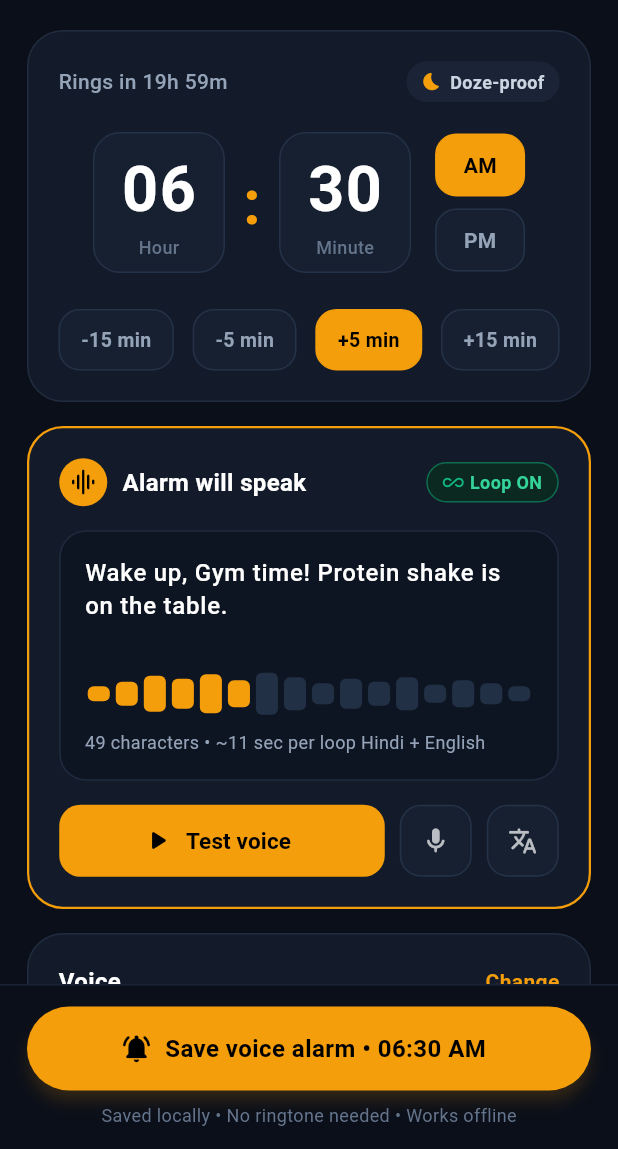
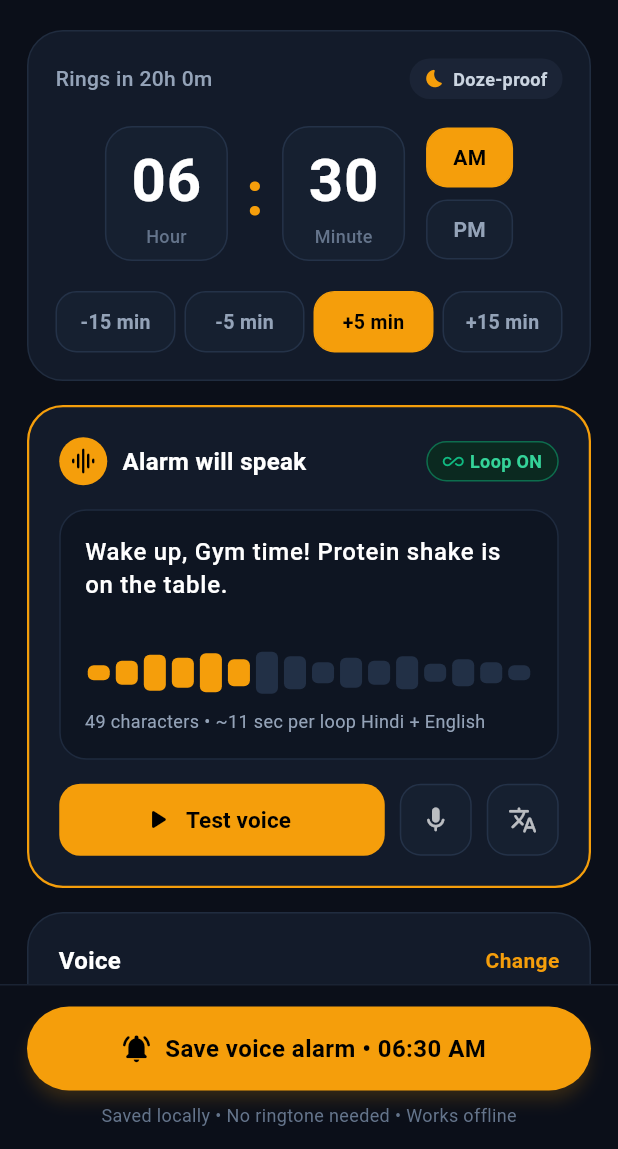
Before and after one commit to Balramsingh12233/TTS-Based-Alarm-App, a Flutter app: the CreateEditAlarmScreen screen opened directly, after a tap on "Test voice", on a phone screen of 412 x 824 dp, the part 87-1236 px from its top. Run offline on Flutter 3.47's test engine with Material 3 defaults, Android fonts, the phone set to English and light mode, and no system bars; our stand-ins replace flutter_tts, permission_handler, shared_preferences; missing offline and left inert: alarm; accounts and stored records are empty.

Commit message:
fix(alarm & ui): fix RenderFlex overflow, volume auto-drop, unlocked screen sound, and real-time play icon toggle
- Fixed RenderFlex overflow on digit box and quick adjust chips using FittedBox and Expanded.
- Fixed Android automatic system volume drop by removing hardcoded volume: 0.1 and using model.volume with volumeEnforced: true.
- Added custom Alarm Volume Slider (20% to 100%) in CreateEditAlarmScreen.
- Fixed unlocked/awake screen sound issue by setting loopAudio: true to maintain Android foreground service and wake lock.
- Added TtsService().startAlarmLoop in AlarmRingScreen initState to guarantee speech playback upon opening.
- Added isSpeakingNotifier in TtsService with awaitSpeakCompletion(true) for real-time Play/Stop icon state in both CreateEditAlarmScreen and AlarmListScreen.

```diff
--- a/lib/screens/create_edit_alarm_screen.dart
+++ b/lib/screens/create_edit_alarm_screen.dart
@@ -26,8 +26,8 @@
   late Set<int> _repeatDays; // 1 = Mon ... 7 = Sun
   late int _snoozeMinutes;
   late bool _isFullScreenPopUp;
+  late double _selectedVolume; // 0.2 to 1.0
 
-  bool _isPlayingPreview = false;
   late AnimationController _waveController;
   Timer? _countdownTimer;
 
@@ -55,6 +55,7 @@
       _repeatDays = alarm.repeatDays.toSet();
       _snoozeMinutes = alarm.snoozeDurationMinutes;
       _isFullScreenPopUp = alarm.fullScreenIntent;
+      _selectedVolume = alarm.volume;
     } else {
       _selectedHour = 6;
       _selectedMinute = 30;
@@ -68,11 +69,12 @@
       _repeatDays = {1, 2, 3, 4, 5};
       _snoozeMinutes = 5;
       _isFullScreenPopUp = true;
+      _selectedVolume = 1.0;
     }
 
     _waveController = AnimationController(
       vsync: this,
-      duration: const Duration(milliseconds: 1000),
+      duration: const Duration(milliseconds: 900),
     )..repeat(reverse: true);
 
     _countdownTimer = Timer.periodic(const Duration(minutes: 1), (_) {
@@ -144,16 +146,14 @@
     final text = _textController.text.trim();
     if (text.isEmpty) return;
 
-    if (_isPlayingPreview) {
+    if (TtsService().isSpeaking) {
       await TtsService().stop();
-      setState(() => _isPlayingPreview = false);
     } else {
-      setState(() => _isPlayingPreview = true);
       await TtsService().previewSpeech(
         text: text,
+        volume: _selectedVolume,
         language: _selectedLanguage,
       );
-      setState(() => _isPlayingPreview = false);
     }
   }
 
@@ -239,6 +239,7 @@
       ttsMessage: text.isNotEmpty ? text : 'Wake up! It is time for your alarm.',
       label: 'Voice Alarm',
       isEnabled: true,
+      volume: _selectedVolume,
       language: _selectedLanguage,
       repeatDays: _repeatDays.toList(),
       isLoopEnabled: _isLoopOn,
@@ -275,15 +276,15 @@
                 physics: const BouncingScrollPhysics(),
                 child: Column(
                   children: [
-                    // Card 1: Time Picker Card
+                    // Card 1: Time Picker Card (Fixed RenderFlex overflow)
                     _buildTimePickerCard(),
                     const SizedBox(height: 16),
 
-                    // Card 2: "Alarm will speak" Card (Gold Border)
+                    // Card 2: "Alarm will speak" Card (Gold Border) with real-time test voice
                     _buildAlarmWillSpeakCard(),
                     const SizedBox(height: 16),
 
-                    // Card 3: Voice & Settings Card
+                    // Card 3: Voice, Volume & Settings Card
                     _buildSettingsCard(),
                     const SizedBox(height: 16),
 
@@ -387,7 +388,7 @@
   Widget _buildTimePickerCard() {
     return Container(
       width: double.infinity,
-      padding: const EdgeInsets.all(20),
+      padding: const EdgeInsets.all(18),
       decoration: BoxDecoration(
         color: const Color(0xFF131B2A),
         borderRadius: BorderRadius.circular(24),
@@ -430,10 +431,12 @@
               ),
             ],
           ),
-          const SizedBox(height: 20),
+          const SizedBox(height: 18),
 
-          // Digits row: [06] : [30]  [AM/PM]
-          Row(
+          // Digits row: Wrapped in FittedBox to eliminate any RenderFlex overflow on any screen size!
+          FittedBox(
+            fit: BoxFit.scaleDown,
+            child: Row(
               mainAxisAlignment: MainAxisAlignment.center,
               crossAxisAlignment: CrossAxisAlignment.center,
               children: [
@@ -492,7 +495,7 @@
                     }
                   },
                 ),
-              const SizedBox(width: 16),
+                const SizedBox(width: 14),
 
                 // AM / PM Column
                 Column(
@@ -504,15 +507,18 @@
                 ),
               ],
             ),
-          const SizedBox(height: 24),
+          ),
+          const SizedBox(height: 20),
 
-          // Quick adjust buttons row: [-15 min] [-5 min] [+5 min] [+15 min]
+          // Quick adjust buttons row: Each wrapped in Expanded with flexible text to never overflow!
           Row(
-            mainAxisAlignment: MainAxisAlignment.spaceBetween,
             children: [
               _buildQuickAdjustChip('-15 min', -15, isHighlighted: false),
+              const SizedBox(width: 6),
               _buildQuickAdjustChip('-5 min', -5, isHighlighted: false),
+              const SizedBox(width: 6),
               _buildQuickAdjustChip('+5 min', 5, isHighlighted: true),
+              const SizedBox(width: 6),
               _buildQuickAdjustChip('+15 min', 15, isHighlighted: false),
             ],
           ),
@@ -530,8 +536,8 @@
       onTap: onTap,
       borderRadius: BorderRadius.circular(18),
       child: Container(
-        width: 88,
-        height: 94,
+        width: 82,
+        height: 90,
         decoration: BoxDecoration(
           color: const Color(0xFF162030),
           borderRadius: BorderRadius.circular(18),
@@ -544,9 +550,9 @@
               value,
               style: const TextStyle(
                 color: Colors.white,
-                fontSize: 42,
+                fontSize: 40,
                 fontWeight: FontWeight.bold,
-                letterSpacing: 1.0,
+                letterSpacing: 0.5,
               ),
             ),
             Text(
@@ -572,8 +578,8 @@
       },
       borderRadius: BorderRadius.circular(14),
       child: Container(
-        width: 60,
-        height: 42,
+        width: 58,
+        height: 40,
         alignment: Alignment.center,
         decoration: BoxDecoration(
           color: isSelected ? const Color(0xFFF59E0B) : const Color(0xFF162030),
@@ -595,11 +601,13 @@
   }
 
   Widget _buildQuickAdjustChip(String label, int delta, {required bool isHighlighted}) {
-    return InkWell(
+    return Expanded(
+      child: InkWell(
         onTap: () => _adjustMinutes(delta),
         borderRadius: BorderRadius.circular(14),
         child: Container(
-        padding: const EdgeInsets.symmetric(horizontal: 14, vertical: 10),
+          padding: const EdgeInsets.symmetric(vertical: 10),
+          alignment: Alignment.center,
           decoration: BoxDecoration(
             color: isHighlighted ? const Color(0xFFF59E0B) : const Color(0xFF162030),
             borderRadius: BorderRadius.circular(14),
@@ -607,12 +615,16 @@
               color: isHighlighted ? const Color(0xFFF59E0B) : const Color(0xFF243248),
             ),
           ),
+          child: FittedBox(
+            fit: BoxFit.scaleDown,
             child: Text(
               label,
               style: TextStyle(
                 color: isHighlighted ? Colors.black : const Color(0xFF94A3B8),
                 fontWeight: FontWeight.w600,
                 fontSize: 13,
+              ),
+            ),
           ),
         ),
       ),
@@ -729,13 +741,19 @@
                 ),
                 const SizedBox(height: 12),
 
-                // Audio waveform visualizer bars
-                Row(
+                // Audio waveform visualizer bars: Reacts to isSpeakingNotifier in real-time
+                ValueListenableBuilder<bool>(
+                  valueListenable: TtsService().isSpeakingNotifier,
+                  builder: (context, isSpeaking, _) {
+                    return AnimatedBuilder(
+                      animation: _waveController,
+                      builder: (context, _) {
+                        return Row(
                           children: List.generate(16, (i) {
                             final heights = [10, 16, 24, 20, 26, 18, 28, 22, 14, 20, 16, 22, 12, 18, 14, 10];
-                    final isGold = i < 6;
-                    final h = _isPlayingPreview
-                        ? (heights[i] * (_waveController.value * 0.4 + 0.8)).clamp(8.0, 30.0)
+                            final isGold = i < 6 || isSpeaking;
+                            final h = isSpeaking
+                                ? (heights[i] * (_waveController.value * 0.4 + 0.8)).clamp(8.0, 32.0)
                                 : heights[i].toDouble();
 
                             return Expanded(
@@ -749,6 +767,10 @@
                               ),
                             );
                           }),
+                        );
+                      },
+                    );
+                  },
                 ),
                 const SizedBox(height: 10),
 
@@ -766,8 +788,11 @@
           ),
           const SizedBox(height: 16),
 
-          // Action row: [▶ Test voice]  [Mic]  [Translate]
-          Row(
+          // Action row: Real-time [Test voice / Stop voice] [Mic] [Translate]
+          ValueListenableBuilder<bool>(
+            valueListenable: TtsService().isSpeakingNotifier,
+            builder: (context, isSpeaking, _) {
+              return Row(
                 children: [
                   Expanded(
                     child: SizedBox(
@@ -775,22 +800,23 @@
                       child: ElevatedButton.icon(
                         onPressed: _togglePreviewVoice,
                         icon: Icon(
-                      _isPlayingPreview ? Icons.stop_rounded : Icons.play_arrow_rounded,
-                      color: Colors.black,
+                          isSpeaking ? Icons.stop_rounded : Icons.play_arrow_rounded,
+                          color: isSpeaking ? Colors.white : Colors.black,
                           size: 22,
                         ),
                         label: Text(
-                      _isPlayingPreview ? 'Stop voice' : 'Test voice',
-                      style: const TextStyle(
-                        color: Colors.black,
+                          isSpeaking ? 'Stop voice' : 'Test voice',
+                          style: TextStyle(
+                            color: isSpeaking ? Colors.white : Colors.black,
                             fontWeight: FontWeight.bold,
                             fontSize: 15,
                           ),
                         ),
                         style: ElevatedButton.styleFrom(
-                      backgroundColor: const Color(0xFFF59E0B),
+                          backgroundColor: isSpeaking ? const Color(0xFFEF4444) : const Color(0xFFF59E0B),
                           shape: RoundedRectangleBorder(borderRadius: BorderRadius.circular(14)),
-                      elevation: 0,
+                          elevation: isSpeaking ? 4 : 0,
+                          shadowColor: const Color(0xFFEF4444).withAlpha(120),
                         ),
                       ),
                     ),
@@ -803,7 +829,7 @@
                     onTap: () {
                       ScaffoldMessenger.of(context).showSnackBar(
                         const SnackBar(
-                      content: Text('Speech input feature ready! You can type any sentence.'),
+                          content: Text('Speech input ready! You can type your voice message anytime.'),
                           duration: Duration(seconds: 2),
                         ),
                       );
@@ -817,6 +843,8 @@
                     onTap: _openVoicePicker,
                   ),
                 ],
+              );
+            },
           ),
         ],
       ),
@@ -917,9 +945,9 @@
                           ),
                         ),
                         const SizedBox(height: 2),
-                        const Text(
-                          'STREAM_ALARM • Full volume',
-                          style: TextStyle(
+                        Text(
+                          'STREAM_ALARM • ${(_selectedVolume * 100).toInt()}% volume',
+                          style: const TextStyle(
                             color: Color(0xFF94A3B8),
                             fontSize: 12,
                           ),
@@ -933,6 +961,54 @@
             ),
           ),
           const SizedBox(height: 20),
+
+          // NEW: Alarm Volume Slider Row
+          Row(
+            mainAxisAlignment: MainAxisAlignment.spaceBetween,
+            children: [
+              const Row(
+                children: [
+                  Icon(Icons.volume_up_rounded, color: Color(0xFFF59E0B), size: 20),
+                  SizedBox(width: 8),
+                  Text(
+                    'Alarm Volume',
+                    style: TextStyle(
+                      color: Colors.white,
+                      fontSize: 14,
+                      fontWeight: FontWeight.bold,
+                    ),
+                  ),
+                ],
+              ),
+              Text(
+                '${(_selectedVolume * 100).toInt()}%',
+                style: const TextStyle(
+                  color: Color(0xFFF59E0B),
+                  fontSize: 15,
+                  fontWeight: FontWeight.bold,
+                ),
+              ),
+            ],
+          ),
+          SliderTheme(
+            data: SliderTheme.of(context).copyWith(
+              activeTrackColor: const Color(0xFFF59E0B),
+              inactiveTrackColor: const Color(0xFF1F2B3E),
+              thumbColor: const Color(0xFFF59E0B),
+              overlayColor: const Color(0xFFF59E0B).withAlpha(40),
+              trackHeight: 4,
+            ),
+            child: Slider(
+              value: _selectedVolume,
+              min: 0.2,
+              max: 1.0,
+              divisions: 8,
+              onChanged: (val) {
+                setState(() => _selectedVolume = val);
+              },
+            ),
+          ),
+          const SizedBox(height: 12),
 
           // Repeat Row Header
           const Text(
--- a/lib/services/tts_service.dart
+++ b/lib/services/tts_service.dart
@@ -12,16 +12,19 @@
   bool _isSpeaking = false;
   String? _currentMessage;
 
+  /// ValueNotifier to reactively notify UI when speaking starts/stops in real-time
+  final ValueNotifier<bool> isSpeakingNotifier = ValueNotifier<bool>(false);
+
   bool get isSpeaking => _isSpeaking;
   bool get isLooping => _isLooping;
 
-  /// Initialize TTS engine & configure audio focus / stream
+  /// Initialize TTS engine & configure audio focus
   Future<void> init() async {
     try {
-      // Configure audio attributes:
-      // Uses navigation/alarm level attributes and shared audio instance for audio ducking
-      await _flutterTts.setAudioAttributesForNavigation();
+      // Set awaitSpeakCompletion to ensure proper lifecycle callback timing
+      await _flutterTts.awaitSpeakCompletion(true);
       await _flutterTts.setSharedInstance(true);
+
       await _flutterTts.setIosAudioCategory(
         IosTextToSpeechAudioCategory.playback,
         [
@@ -38,27 +41,34 @@
 
       _flutterTts.setStartHandler(() {
         _isSpeaking = true;
+        isSpeakingNotifier.value = true;
       });
 
       _flutterTts.setCompletionHandler(() async {
         _isSpeaking = false;
         // If looping is active, wait briefly and speak again
         if (_isLooping && _currentMessage != null && _currentMessage!.isNotEmpty) {
-          await Future.delayed(const Duration(milliseconds: 1200));
+          await Future.delayed(const Duration(milliseconds: 1000));
           if (_isLooping) {
-            // focus: true enforces audio focus ducking on Android
+            _isSpeaking = true;
+            isSpeakingNotifier.value = true;
+            // focus: true ducks background music so speech is crystal clear
             await _flutterTts.speak(_currentMessage!, focus: true);
           }
+        } else {
+          isSpeakingNotifier.value = false;
         }
       });
 
       _flutterTts.setErrorHandler((msg) {
         debugPrint('TTS Error: $msg');
         _isSpeaking = false;
+        isSpeakingNotifier.value = false;
       });
 
       _flutterTts.setCancelHandler(() {
         _isSpeaking = false;
+        isSpeakingNotifier.value = false;
       });
     } catch (e) {
       debugPrint('Failed to initialize TTS service: $e');
@@ -71,7 +81,7 @@
     double rate = 0.5,
     double pitch = 1.0,
     double volume = 1.0,
-    String language = 'en-US',
+    String language = 'hi-IN',
   }) async {
     _isLooping = true;
     _currentMessage = text;
@@ -80,19 +90,26 @@
       await _flutterTts.setLanguage(language);
       await _flutterTts.setSpeechRate(rate);
       await _flutterTts.setPitch(pitch);
-      await _flutterTts.setVolume(volume);
+      await _flutterTts.setVolume(volume.clamp(0.1, 1.0));
 
-      // focus: true requests Android audio focus with ducking of other audio
+      _isSpeaking = true;
+      isSpeakingNotifier.value = true;
+
+      // focus: true requests Android audio focus with ducking of other audio (Spotify, etc.)
       await _flutterTts.speak(text, focus: true);
     } catch (e) {
       debugPrint('Error starting TTS alarm loop: $e');
+      _isSpeaking = false;
+      isSpeakingNotifier.value = false;
     }
   }
 
   /// Stop any ongoing speech and terminate the loop
   Future<void> stop() async {
     _isLooping = false;
+    _isSpeaking = false;
     _currentMessage = null;
+    isSpeakingNotifier.value = false;
     try {
       await _flutterTts.stop();
     } catch (e) {
@@ -100,23 +117,34 @@
     }
   }
 
-  /// Preview speech once (for testing sound in UI)
+  /// Preview speech once (for testing sound in UI with real-time state)
   Future<void> previewSpeech({
     required String text,
     double rate = 0.5,
     double pitch = 1.0,
     double volume = 1.0,
-    String language = 'en-US',
+    String language = 'hi-IN',
   }) async {
     _isLooping = false;
-    await _flutterTts.stop();
+    await stop();
 
-    await _flutterTts.setLanguage(language);
-    await _flutterTts.setSpeechRate(rate);
-    await _flutterTts.setPitch(pitch);
-    await _flutterTts.setVolume(volume);
+    try {
+      await _flutterTts.setLanguage(language);
+      await _flutterTts.setSpeechRate(rate);
+      await _flutterTts.setPitch(pitch);
+      await _flutterTts.setVolume(volume.clamp(0.1, 1.0));
 
-    await _flutterTts.speak(text, focus: true);
+      _isSpeaking = true;
+      isSpeakingNotifier.value = true;
+
+      await _flutterTts.speak(text, focus: true);
+      _isSpeaking = false;
+      isSpeakingNotifier.value = false;
+    } catch (e) {
+      debugPrint('Error in previewSpeech: $e');
+      _isSpeaking = false;
+      isSpeakingNotifier.value = false;
+    }
   }
 
   /// Get list of available TTS languages on device
```
Also changed, not shown: lib/screens/alarm_list_screen.dart (+17 -14 lines), lib/screens/alarm_ring_screen.dart (+12 -0 lines), lib/services/alarm_service.dart (+34 -18 lines). Lines whose indentation alone changed are shown as unchanged.
